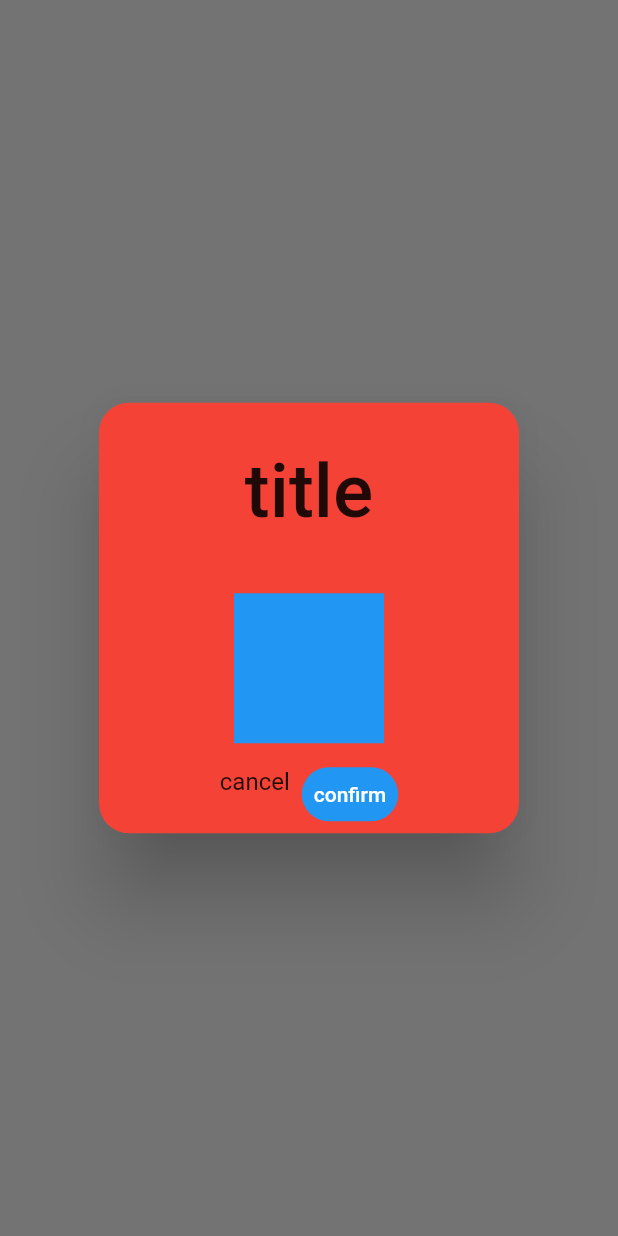
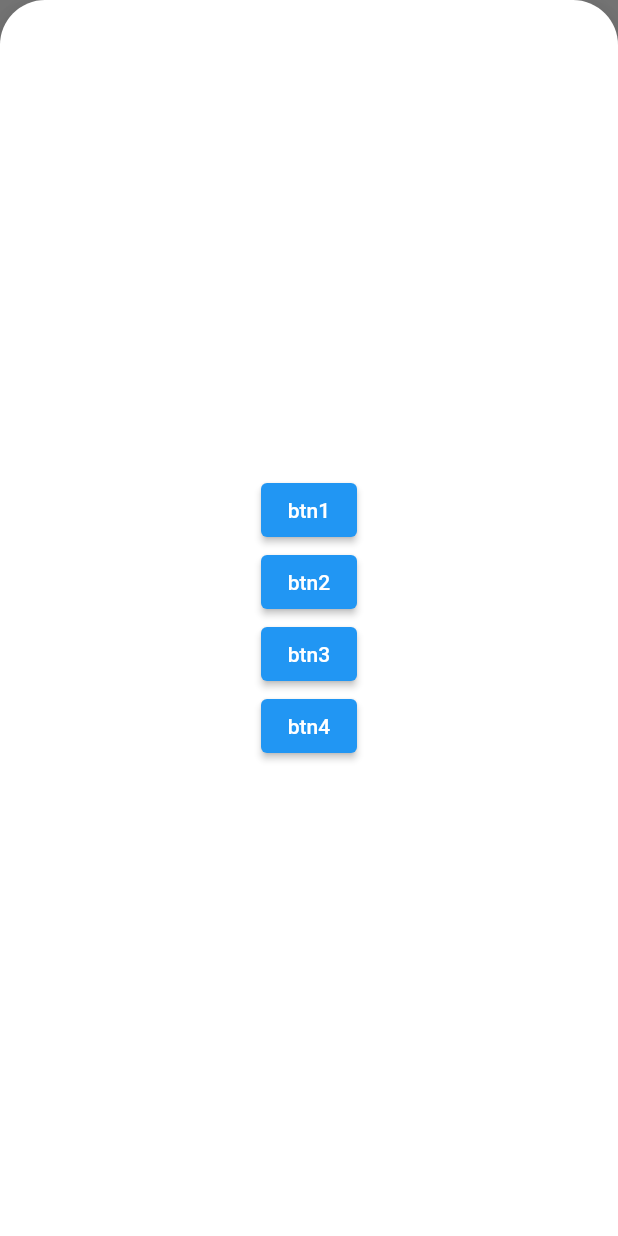
Before and after one commit to ahmedeidhefny/get_x_ecosystem_fluter_master, a Flutter app: the screen it shows after launch, after a tap on "show Dialog", on a phone screen of 412 x 824 dp. Run offline on Flutter 3.47's test engine with Material 2 defaults, Android fonts, the phone set to English and light mode, and no system bars; our stand-ins replace get; missing offline and left inert: dart:html.

```diff
--- a/lib/view/screens/dialog_page.dart
+++ b/lib/view/screens/dialog_page.dart
@@ -1,3 +1,5 @@
+import 'dart:html';
+
 import 'package:flutter/material.dart';
 import 'package:get/get.dart';
 import 'package:get_x_ecosystem_fluter_master/controller/counter_controller.dart';
@@ -18,25 +20,45 @@ class DialogPage extends StatelessWidget {
           children: [
             ElevatedButton(
               onPressed: () {
-                Get.defaultDialog(
-                  title: "title",
-                  titlePadding: EdgeInsets.all(30.0),
-                  titleStyle: TextStyle(
-                    fontSize: 50,
+                // Get.defaultDialog(
+                //   title: "title",
+                //   titlePadding: EdgeInsets.all(30.0),
+                //   titleStyle: TextStyle(
+                //     fontSize: 50,
+                //   ),
+                //   backgroundColor: Colors.red,
+                //   textCancel: 'cancel',
+                //   textConfirm: 'confirm',
+                //   cancel: Text('cancel'),
+                //   content: Container(
+                //     width: 100.0,
+                //     height: 100.0,
+                //     color: Colors.blue,
+                //   ),
+                //   onCancel: (){
+                //   },
+                //   onConfirm: (){},
+                //   barrierDismissible: false
+                // );
+                Get.bottomSheet(
+                  Column(
+                    mainAxisAlignment: MainAxisAlignment.center,
+                    children: [
+                      ElevatedButton(onPressed: (){}, child: Text('btn1')),
+                      ElevatedButton(onPressed: (){}, child: Text('btn2')),
+                      ElevatedButton(onPressed: (){}, child: Text('btn3')),
+                      ElevatedButton(onPressed: (){}, child: Text('btn4')),
+                    ],
                   ),
-                  backgroundColor: Colors.red,
-                  textCancel: 'cancel',
-                  textConfirm: 'confirm',
-                  cancel: Text('cancel'),
-                  content: Container(
-                    width: 100.0,
-                    height: 100.0,
-                    color: Colors.blue,
+                  isScrollControlled: true,
+                  backgroundColor: Colors.white,
+                  shape: RoundedRectangleBorder(
+                    borderRadius: BorderRadius.only(topLeft: Radius.circular(30.0), topRight: Radius.circular(30.0))
                   ),
-                  onCancel: (){
-                  },
-                  onConfirm: (){},
-                  barrierDismissible: false
+                  elevation: 10,
+                  enterBottomSheetDuration: Duration(seconds: 2),
+                  exitBottomSheetDuration: Duration(seconds: 3),
+                  isDismissible: false,
                 );
               },
               child: Text('show Dialog'),
```
